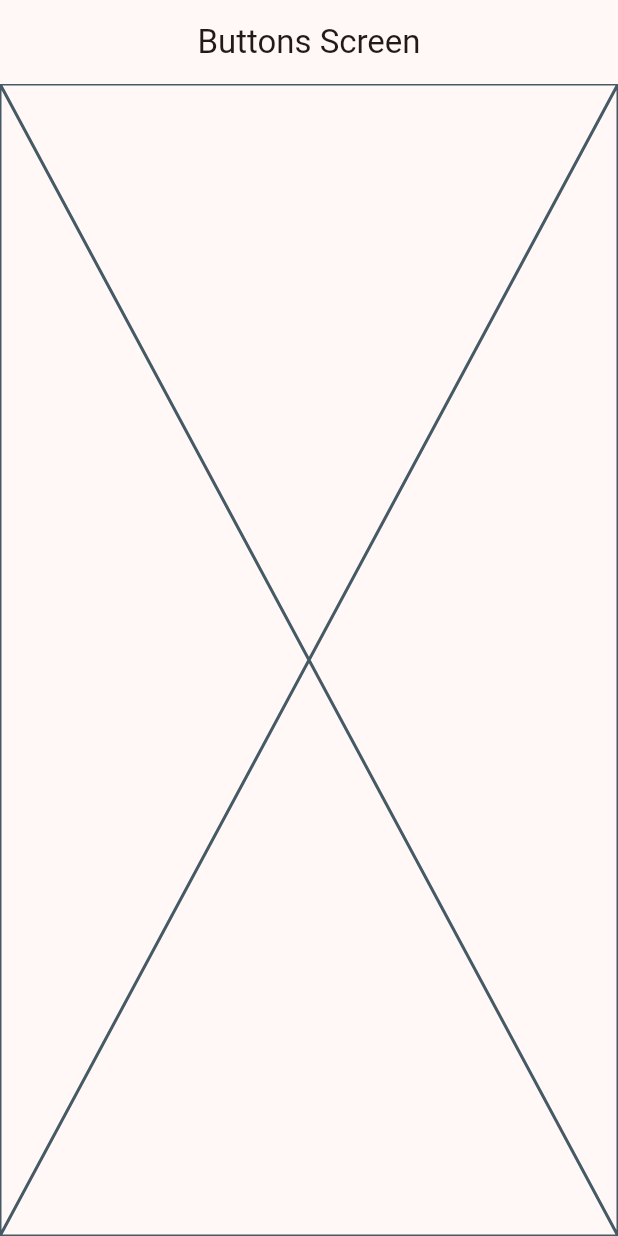
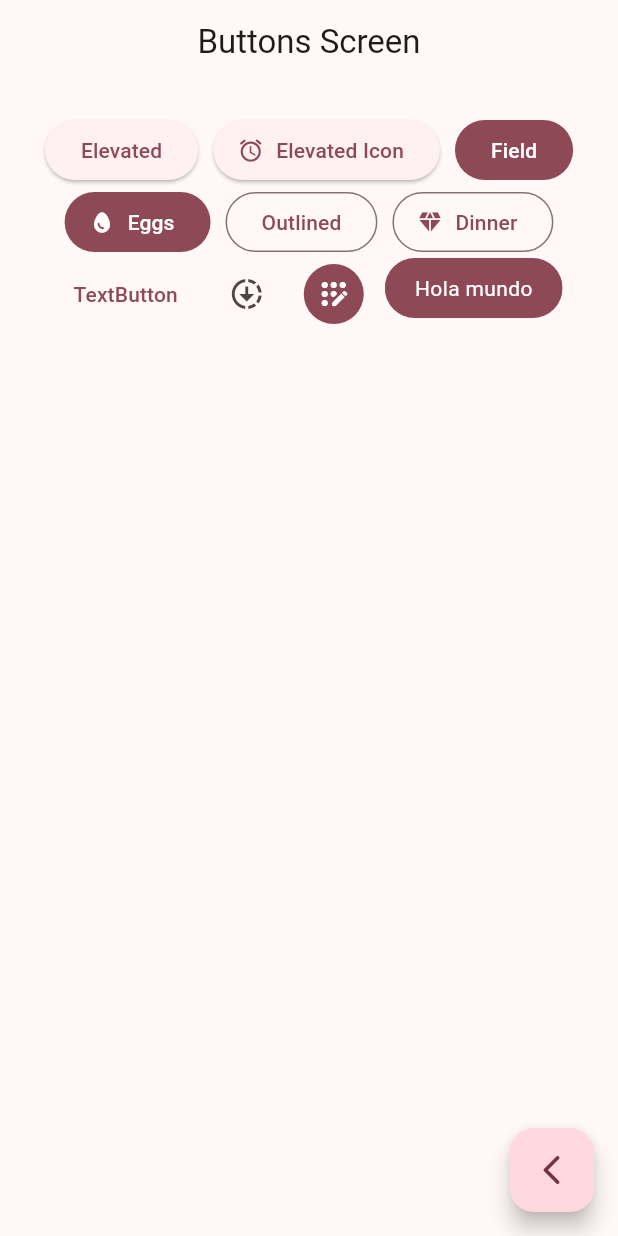
Before and after one commit to ErnestAlf222/widgetsApp, a Flutter app: the ButtonScreen screen opened by its route, on a phone screen of 412 x 824 dp. Run offline on Flutter 3.47's test engine with Material 3 defaults, Android fonts, the phone set to English and light mode, and no system bars; our stand-ins replace go_router.

Commit message:
button_screen finish!

```diff
--- a/lib/main.dart
+++ b/lib/main.dart
@@ -14,7 +14,7 @@ class MainApp extends StatelessWidget {
   Widget build(BuildContext context) {
     return  MaterialApp.router(
       routerConfig: appRouter,
-      theme: AppTheme( selectedColor: 3).getTheme(),
+      theme: AppTheme( selectedColor: 6).getTheme(),
       debugShowCheckedModeBanner: false,
 
 
--- a/lib/presentation/screens/buttons/buttons_screen.dart
+++ b/lib/presentation/screens/buttons/buttons_screen.dart
@@ -1,4 +1,5 @@
 import 'package:flutter/material.dart';
+import 'package:go_router/go_router.dart';
 
 class ButtonScreen extends StatelessWidget {
 
@@ -12,7 +13,87 @@ class ButtonScreen extends StatelessWidget {
       appBar: AppBar(
         title: const Text('Buttons Screen'),
       ),
-      body: const  Placeholder(),
+      body: const _ButtonsView(),
+
+      floatingActionButton: FloatingActionButton(
+        child: const Icon(Icons.arrow_back_ios_rounded),
+        onPressed: () => context.pop(),
+      ),
     );
   }
 }
+
+class _ButtonsView extends StatelessWidget {
+
+  const _ButtonsView();
+
+  @override
+  Widget build(BuildContext context) {
+
+    final colors = Theme.of(context).colorScheme;
+
+    return   SizedBox(
+      width: double.infinity,
+      height: double.infinity,
+      child: Padding(
+        padding: const EdgeInsets.symmetric(vertical: 20, horizontal: 15),
+        child: Wrap(
+          spacing: 10,
+          alignment: WrapAlignment.center,
+          children: [
+            ElevatedButton(onPressed: () {}, child: const Text('Elevated')),
+            // const ElevatedButton(onPressed: null, child:  Text('Elevated Disabled')),
+            ElevatedButton.icon(onPressed: () {}, icon: const Icon(Icons.access_alarm_rounded), label: const  Text('Elevated Icon')),
+            FilledButton(onPressed: (){}, child: const Text('Field')),
+            FilledButton.icon(onPressed: () {}, icon: const Icon(Icons.egg_rounded), label: const  Text('Eggs')),
+            OutlinedButton(onPressed: (){}, child: const Text('Outlined')),
+            OutlinedButton.icon(onPressed: () {}, icon: const Icon(Icons.diamond_sharp), label: const Text('Dinner')),
+            TextButton(onPressed: () {}, child: const Text('TextButton')),
+            IconButton(onPressed: () {}, icon: const Icon(Icons.downloading)),
+
+            IconButton(onPressed: () {},
+                       icon: const Icon(Icons.app_registration_rounded),
+                       style: ButtonStyle(
+                        backgroundColor: MaterialStatePropertyAll(colors.primary),
+                        iconColor: const MaterialStatePropertyAll(Colors.white)
+                       ),
+                      ),
+            // Botón personalizado
+            const CustomButton(),
+
+
+          ],
+        ),
+      ),
+    );
+  }
+}
+
+
+class CustomButton extends StatelessWidget {
+
+  const CustomButton({super.key});
+
+  @override
+  Widget build(BuildContext context) {
+
+  final colors = Theme.of(context).colorScheme;
+
+    return ClipRRect(
+      borderRadius: BorderRadius.circular(20),
+      child: Material(
+        color: colors.primary,
+        child:  InkWell(
+
+          onTap: () {},
+          child: const Padding(
+            padding: EdgeInsets.symmetric(horizontal: 20, vertical: 10),
+            child: Text('Hola mundo', style: TextStyle(color: Colors.white),
+
+            ),
+          ),
+        ),
+      ),
+    );
+  }
+}
--- a/lib/presentation/screens/home/home_screen.dart
+++ b/lib/presentation/screens/home/home_screen.dart
@@ -1,7 +1,6 @@
 import 'package:flutter/material.dart';
 import 'package:go_router/go_router.dart';
 import 'package:widgets_app/config/menu/menu_items.dart';
-import 'package:widgets_app/presentation/screens/cards/cards_screen.dart';
 
 
 class HomeScreen extends StatelessWidget {
```
